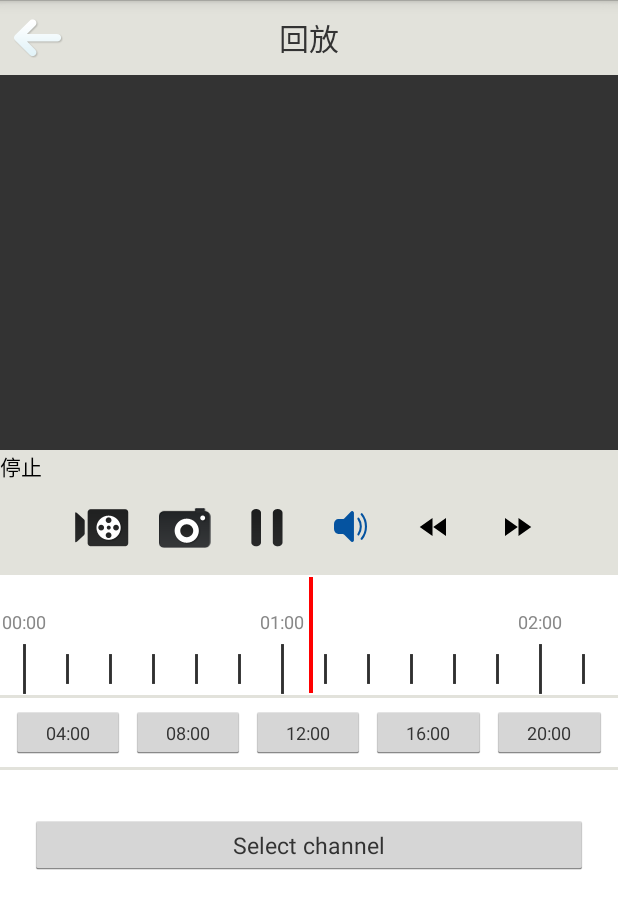
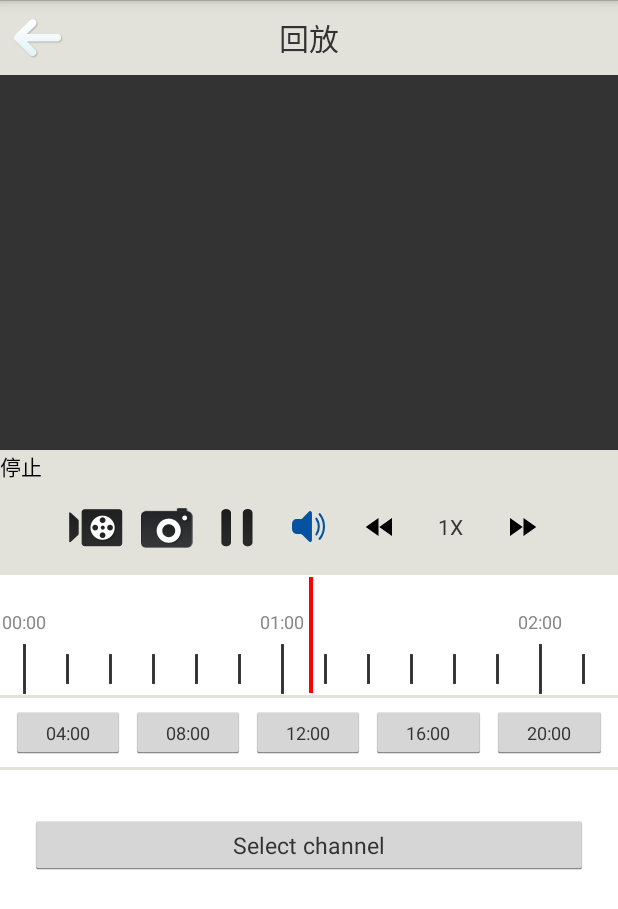
Before and after one commit to umeye/UMP2PSDK-Android, an Android app: the PlaybackActivity screen opened directly, with no data from a screen before it, on a phone screen of 412 x 824 dp. Shown: the top 909 px of the screen. Run offline under Robolectric (Android 15) with nearby library versions, the phone set to English and light mode, and no system bars; 1 statement that could not run was skipped.

Commit message:
1，Playback speed

```diff
--- a/demo/app/src/main/java/com/example/extra/utils/SeekTimeBar.java
+++ b/demo/app/src/main/java/com/example/extra/utils/SeekTimeBar.java
@@ -346,6 +346,9 @@ public class SeekTimeBar extends View {
                 + tvideFile.esecond;
         // int stime = 9 * 3600 + 35 * 60 + 40;
         // int etime = 12 * 3600 + 35 * 60 + 50;
+        //如果不同日期，说明跨天了
+        if (tvideFile.sday != tvideFile.eday)
+            etime = 23 * 3600 + 59 * 60 + 59;
         double sIndex = 1.0f * scaleLong * stime / DAY_TIME_MILLES;
         double eIndex = 1.0f * scaleLong * etime / DAY_TIME_MILLES;
         // canvas.drawRect((float) sIndex, txtPaintHeight + PANDDING_TOP,
--- a/demo/app/src/main/java/com/example/umeyeNewSdk/PlaybackActivity.java
+++ b/demo/app/src/main/java/com/example/umeyeNewSdk/PlaybackActivity.java
@@ -55,11 +55,13 @@ public class PlaybackActivity extends Activity implements View.OnClickListener {
             PlayerCore.NPC_D_MON_CSD_PLAYBACK_SPEED_TWO,
             PlayerCore.NPC_D_MON_CSD_PLAYBACK_SPEED_FOUR,
             PlayerCore.NPC_D_MON_CSD_PLAYBACK_SPEED_EIGTH};
+
+    private final String[] speeds = {"-8x", "-4x", "-2x", "1X", "2X", "4X", "8X"};
     public static final byte SHOW_STATE = 0;
     private PlayerCore playerCore;
     private String id = "";
     private ImageView img;
-    private TextView txtState, txtRec;
+    private TextView txtState, txtRec, tvSpeed;
     private ImageButton btnPlay, btnSound, btnSnap, btnVideo;
     public static boolean isRun = true;
     AppMain appMain;
@@ -146,6 +148,7 @@ public class PlaybackActivity extends Activity implements View.OnClickListener {
         btnSnap = (ImageButton) findViewById(R.id.btnSnap);
         btnVideo = (ImageButton) findViewById(R.id.btnRecord);
         btnSound = (ImageButton) findViewById(R.id.btnSound);
+        tvSpeed = findViewById(R.id.tvSpeed);
         // 初始化其他控件
         for (int i = 0; i < btnSeekIds.length; i++) {
             btnSeek[i] = findViewById(btnSeekIds[i]);
@@ -225,6 +228,8 @@ public class PlaybackActivity extends Activity implements View.OnClickListener {
             Log.d("PlayTimeFile",
                     "PlayBack 不带参数---------->" + startTime.toString() + "\n"
                             + endTime.toString());
+            speedIndex = 3;
+            tvSpeed.setText(speeds[speedIndex]);
             playerCore.PlayTimeFile(startTime, endTime, 0);
         }
     }
@@ -265,6 +270,7 @@ public class PlaybackActivity extends Activity implements View.OnClickListener {
     }
 
     public void Stop() {
+        speedIndex = 3;
         Stop(null);
     }
 
@@ -328,6 +334,12 @@ public class PlaybackActivity extends Activity implements View.OnClickListener {
                     public void run() {
                         if (speedIndex > 0) {
                             speedIndex--;
+                            tvSpeed.post(new Runnable() {
+                                @Override
+                                public void run() {
+                                    tvSpeed.setText(speeds[speedIndex]);
+                                }
+                            });
                             Log.d("SetPlayBackSpeed", "speedIndex:" + speedIndex);
                             playerCore.SetPlayBackSpeed(speedType[speedIndex], speedValues[speedIndex]);
                         }
@@ -342,6 +354,13 @@ public class PlaybackActivity extends Activity implements View.OnClickListener {
                             if (speedIndex < speedType.length - 1) {
                                 speedIndex++;
                                 Log.d("SetPlayBackSpeed", "speedIndex:" + speedIndex);
+                                tvSpeed.post(new Runnable() {
+                                    @Override
+                                    public void run() {
+                                        tvSpeed.setText(speeds[speedIndex]);
+                                    }
+                                });
+
                                 playerCore.SetPlayBackSpeed(speedType[speedIndex], speedValues[speedIndex]);
                             }
                         }
--- a/demo/app/src/main/res/layout/ac_playback.xml
+++ b/demo/app/src/main/res/layout/ac_playback.xml
@@ -88,7 +88,7 @@
                 android:orientation="horizontal"
                 android:paddingStart="40dp"
                 android:paddingEnd="40dp"
-                android:weightSum="6.0">
+                android:weightSum="7.0">
 
 
                 <LinearLayout
@@ -171,6 +171,7 @@
                         android:textSize="14sp"
                         android:visibility="gone" />
                 </LinearLayout>
+
                 <LinearLayout
                     android:layout_width="0.0dip"
                     android:layout_height="wrap_content"
@@ -186,6 +187,16 @@
                         android:src="@drawable/baseline_fast_rewind_24" />
 
                 </LinearLayout>
+
+                <TextView
+                    android:id="@+id/tvSpeed"
+                    android:layout_width="0dp"
+                    android:layout_height="wrap_content"
+                    android:layout_weight="1"
+                    android:gravity="center"
+                    android:text="1X" />
+
+
                 <LinearLayout
                     android:layout_width="0.0dip"
                     android:layout_height="wrap_content"
```
